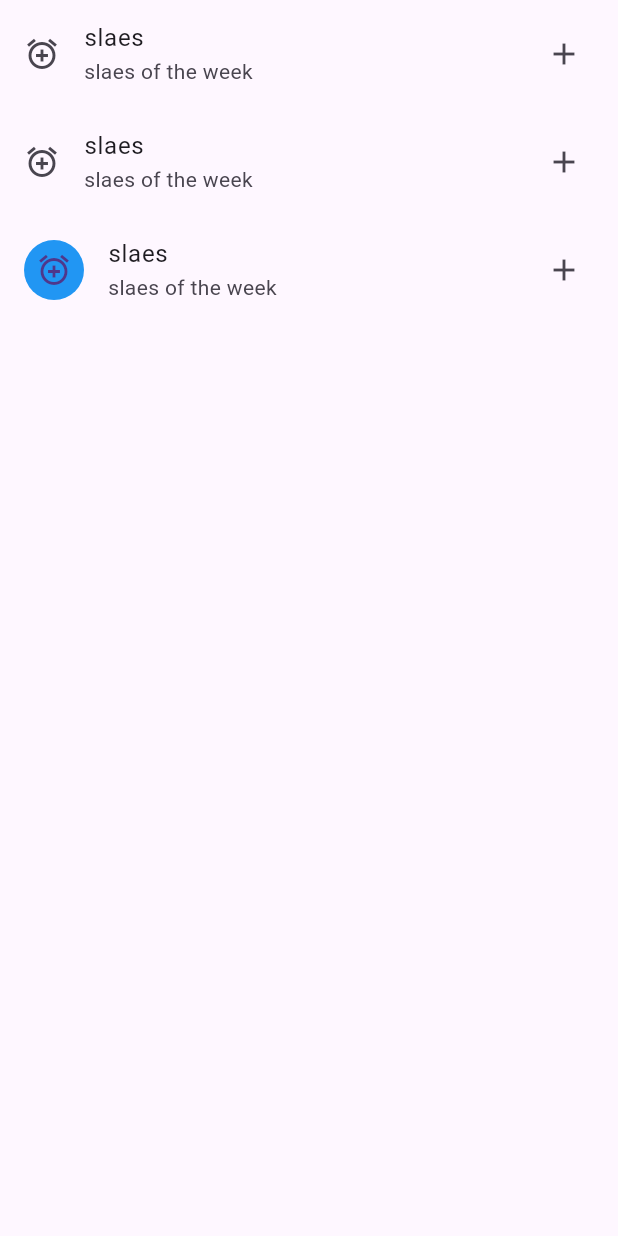
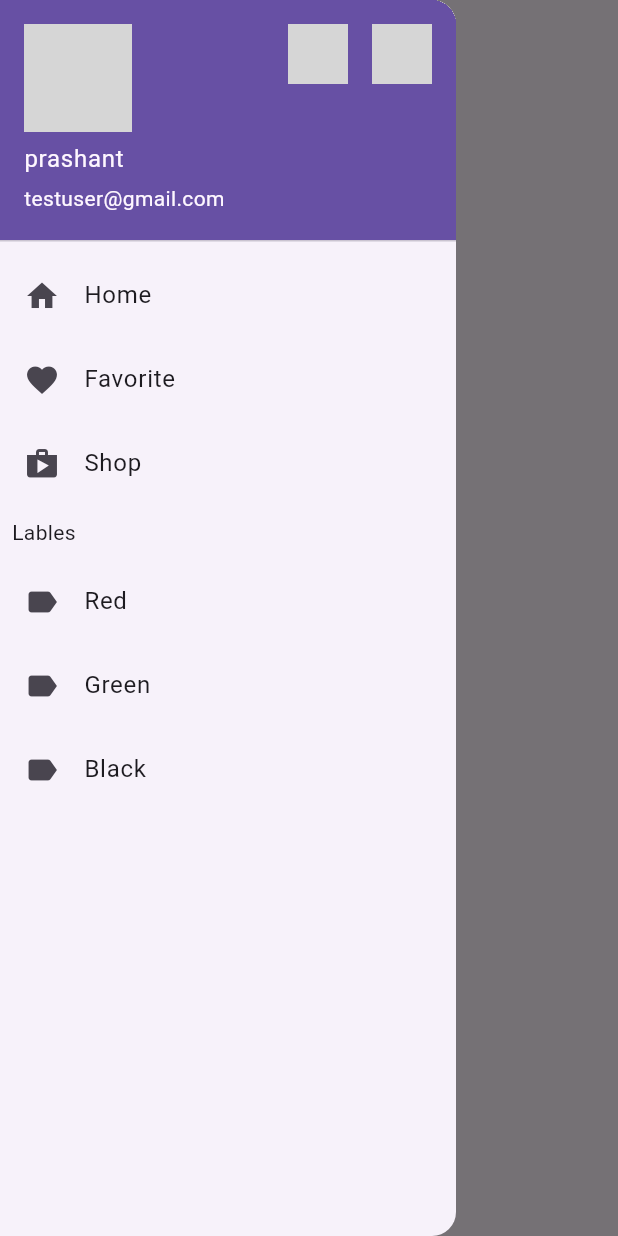
Before and after one commit to Prashant142020/Flutter_Notes_YouTube, a Flutter app: the screen it shows after launch, with the side drawer open (before the commit the screen has no drawer), on a phone screen of 412 x 824 dp. Run offline on Flutter 3.47's test engine with Material 3 defaults, Android fonts, the phone set to English and light mode, and no system bars; our stand-ins replace font_awesome_flutter; grey boxes are pictures that could not be loaded.

Commit message:
Drawer added

```diff
--- a/lib/Dashboard.dart
+++ b/lib/Dashboard.dart
@@ -1,4 +1,5 @@
 import 'package:flutter/material.dart';
+import 'package:youtube_notes/Widgets/section2/2.10_Navigation_Drawer.dart';
 import 'package:youtube_notes/Widgets/section2/2.3_Icon.dart';
 import 'package:youtube_notes/Widgets/section2/2.4_Container.dart';
 import 'package:youtube_notes/Widgets/section2/2.5_Elevated%20Button.dart';
@@ -12,7 +13,11 @@ class Dashboard extends StatelessWidget {
   Widget build(BuildContext context) {
     return const Scaffold(
       body:
-       TListView()
+
+
+       TDrawer()
+
+      //  TListView()
       //  TRowColumn()
       // TAppBar()
       // AddElevatedButton()
--- /dev/null
+++ b/lib/Widgets/section2/2.10_Navigation_Drawer.dart
@@ -0,0 +1,87 @@
+import 'package:flutter/material.dart';
+
+class TDrawer extends StatelessWidget {
+  const TDrawer({super.key});
+
+  @override
+  Widget build(BuildContext context) {
+    return Scaffold(
+      appBar: AppBar(
+        title: const Text("Navigation Drwaer"),
+      ),
+      drawer: Drawer(
+        elevation: 140,
+        child: ListView(
+          padding: const EdgeInsets.all(0),
+          children: [
+            // now we are adding  User Accoundts DreawerHeder form her we do't need to add chid and containder for it also colors
+
+            const UserAccountsDrawerHeader(
+              accountName: Text("prashant"),
+              accountEmail: Text("testuser@gmail.com"),
+              currentAccountPicture: CircleAvatar(
+                foregroundImage: AssetImage("test.jpg"),
+              ),
+              otherAccountsPictures: [
+                CircleAvatar(
+                  foregroundImage: AssetImage("image that in asset folder"),
+                ),
+                CircleAvatar(
+                  foregroundImage: AssetImage("image that in asset folder"),
+                ),
+              ],
+            ),
+
+            // This is how we are going to  use DrawerHeader a
+            // DrawerHeader(
+            //     child: Container(
+            //   color: Colors.teal,
+            //   child: const Column(
+            //     children: [Text(" Hi")],
+            //   ),
+
+            // )),
+            ListTile(
+              leading: const Icon(Icons.home),
+              title: const Text("Home"),
+              onTap: () {},
+            ),
+            ListTile(
+              leading: const Icon(Icons.favorite),
+              title: const Text("Favorite"),
+              onTap: () {},
+            ),
+            ListTile(
+              leading: const Icon(Icons.shop),
+              title: const Text("Shop"),
+              onTap: () {},
+            ),
+            const Padding(
+              padding: EdgeInsets.all(8.0),
+              child: Text("Lables"),
+            ),
+            ListTile(
+              leading: const Icon(Icons.label),
+              title: const Text("Red"),
+              onTap: () {},
+            ),
+            ListTile(
+              leading: const Icon(Icons.label),
+              title: const Text("Green"),
+              onTap: () {},
+            ),
+            ListTile(
+              leading: const Icon(Icons.label),
+              title: const Text("Black"),
+              onTap: () {},
+            ),
+          ],
+        ),
+      ),
+      body: Container(
+
+          // add some date in id like list builder  and then use it form it
+          ),
+    );
+  }
+}
```
